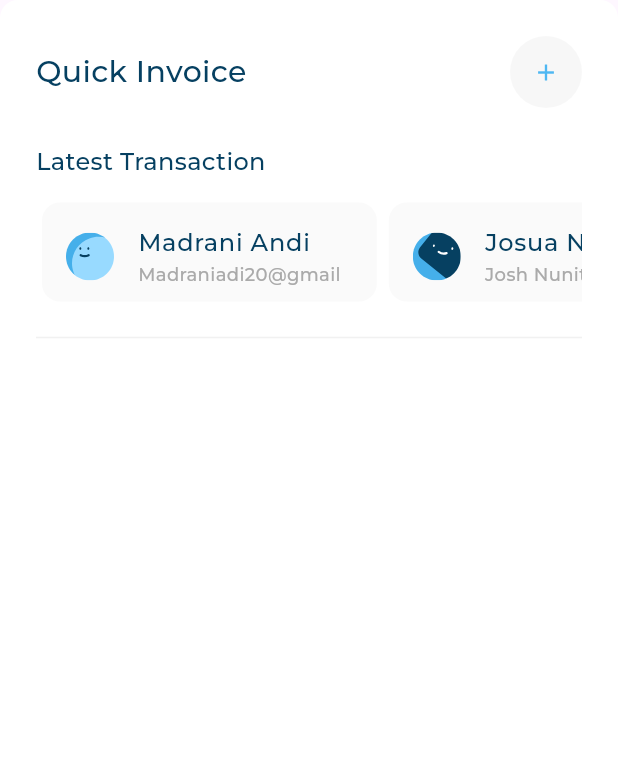
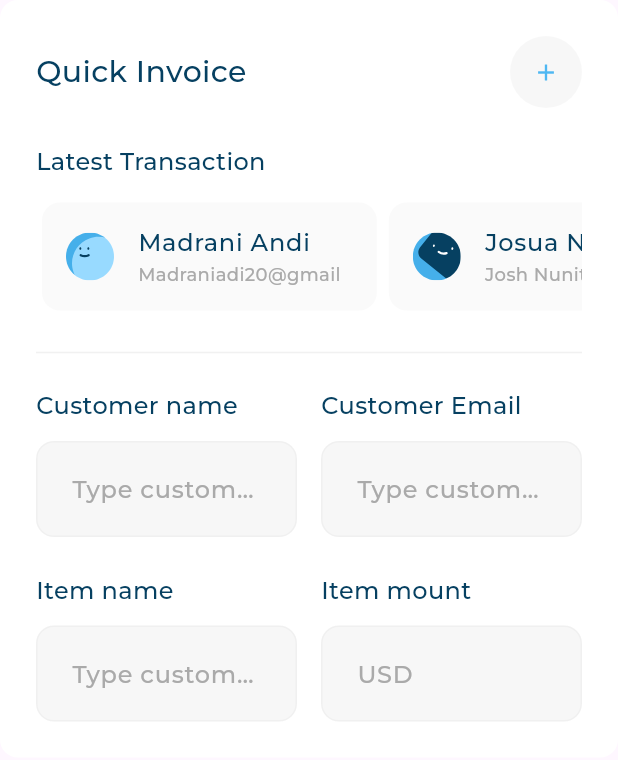
Before and after one commit to MGehad/Adaptive_DashBoard, a Flutter app: the QuickInvoice widget shown alone on an empty page, opened directly, on a phone screen of 412 x 824 dp. Shown: the top 760 px of the screen. Run offline on Flutter 3.47's test engine with Material 3 defaults, Android fonts, the phone set to English and light mode, and no system bars; our stand-ins replace flutter_svg; project files that could hold a hidden picture were left out.

Commit message:
Added Quick Invoice form

```diff
--- a/lib/features/home/presentation/views/widgets/quick_invoice.dart
+++ b/lib/features/home/presentation/views/widgets/quick_invoice.dart
@@ -1,6 +1,7 @@
 import 'package:flutter/material.dart';
 import '../../../../../core/utlis/styles.dart';
 import 'latest_transaction_row.dart';
+import 'quick_invoice_form.dart';
 import 'quick_invoice_header.dart';
 
 class QuickInvoice extends StatelessWidget {
@@ -16,6 +17,7 @@ class QuickInvoice extends StatelessWidget {
         borderRadius: BorderRadius.circular(12),
         color: Colors.white,
       ),
+      child: SingleChildScrollView(
         child: Column(
           crossAxisAlignment: CrossAxisAlignment.start,
           children: [
@@ -26,17 +28,14 @@ class QuickInvoice extends StatelessWidget {
               style: Styles.textStyleMedium16,
             ),
             const SizedBox(height: 12.0),
-          const SizedBox(
-            height: 74,
-            child: LatestTransactionRow(),
+            const LatestTransactionRow(),
+            const Divider(
+              color: Color(0xffF1F1F1),
+              height: 48.0,
             ),
-          const Padding(
-            padding: EdgeInsets.symmetric(vertical: 12.0),
-            child: Divider(
-              color: Color(0xffF1F1F1),
+            const QuickInvoiceForm(),
+          ],
         ),
-          ),
-        ],
       ),
     );
   }
--- /dev/null
+++ b/lib/features/home/presentation/views/widgets/quick_invoice_form.dart
@@ -0,0 +1,42 @@
+import 'package:flutter/material.dart';
+
+import 'textWithTextField.dart';
+
+class QuickInvoiceForm extends StatelessWidget {
+  const QuickInvoiceForm({
+    super.key,
+  });
+
+  @override
+  Widget build(BuildContext context) {
+    return const Column(
+      children: [
+        Row(
+          children: [
+            Expanded(
+                child: TextWithTextField(
+                    txt: "Customer name",
+                    textField: "Type customer name")),
+            SizedBox(width: 16),
+            Expanded(
+                child: TextWithTextField(
+                    txt: "Customer Email",
+                    textField: "Type customer email")),
+          ],
+        ),
+        SizedBox(height: 24),
+        Row(
+          children: [
+            Expanded(
+                child: TextWithTextField(
+                    txt: "Item name", textField: "Type customer name")),
+            SizedBox(width: 16),
+            Expanded(
+                child: TextWithTextField(
+                    txt: "Item mount", textField: "USD")),
+          ],
+        ),
+      ],
+    );
+  }
+}
--- /dev/null
+++ b/lib/features/home/presentation/views/widgets/textWithTextField.dart
@@ -0,0 +1,49 @@
+import 'package:adaptive_dashboard/core/utlis/styles.dart';
+import 'package:flutter/material.dart';
+
+class TextWithTextField extends StatelessWidget {
+  const TextWithTextField(
+      {super.key, required this.txt, required this.textField});
+
+  final String txt;
+  final String textField;
+
+  @override
+  Widget build(BuildContext context) {
+    return Column(
+      crossAxisAlignment: CrossAxisAlignment.start,
+      children: [
+        Text(
+          txt,
+          style: Styles.textStyleMedium16,
+        ),
+        const SizedBox(
+          height: 12,
+        ),
+        TextField(
+          maxLines: 1,
+          decoration: InputDecoration(
+            contentPadding: const EdgeInsets.all(20.0),
+            hintText: textField,
+            hintStyle: Styles.textStyleRegular16
+                .copyWith(color: const Color(0xffAAAAAA)),
+            fillColor: Colors.grey.withOpacity(.08),
+            filled: true,
+            border: buildOutlineInputBorder(),
+            enabledBorder: buildOutlineInputBorder(),
+            focusedBorder: buildOutlineInputBorder(),
+          ),
+        )
+      ],
+    );
+  }
+
+  OutlineInputBorder buildOutlineInputBorder() {
+    return OutlineInputBorder(
+      borderSide: BorderSide(
+        color: Colors.grey.withOpacity(.08),
+      ),
+      borderRadius: BorderRadius.circular(12),
+    );
+  }
+}
```
Lines whose indentation alone changed are shown as unchanged.
